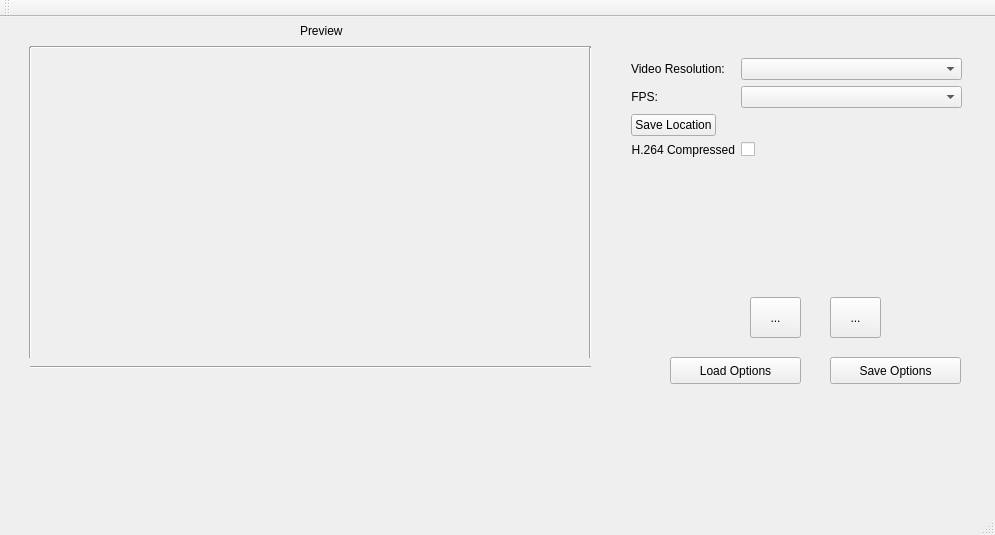
Above: mainwindow.ui from JohnsonLabJanelia/EmergentCamera before the change. Below: the same form after it.
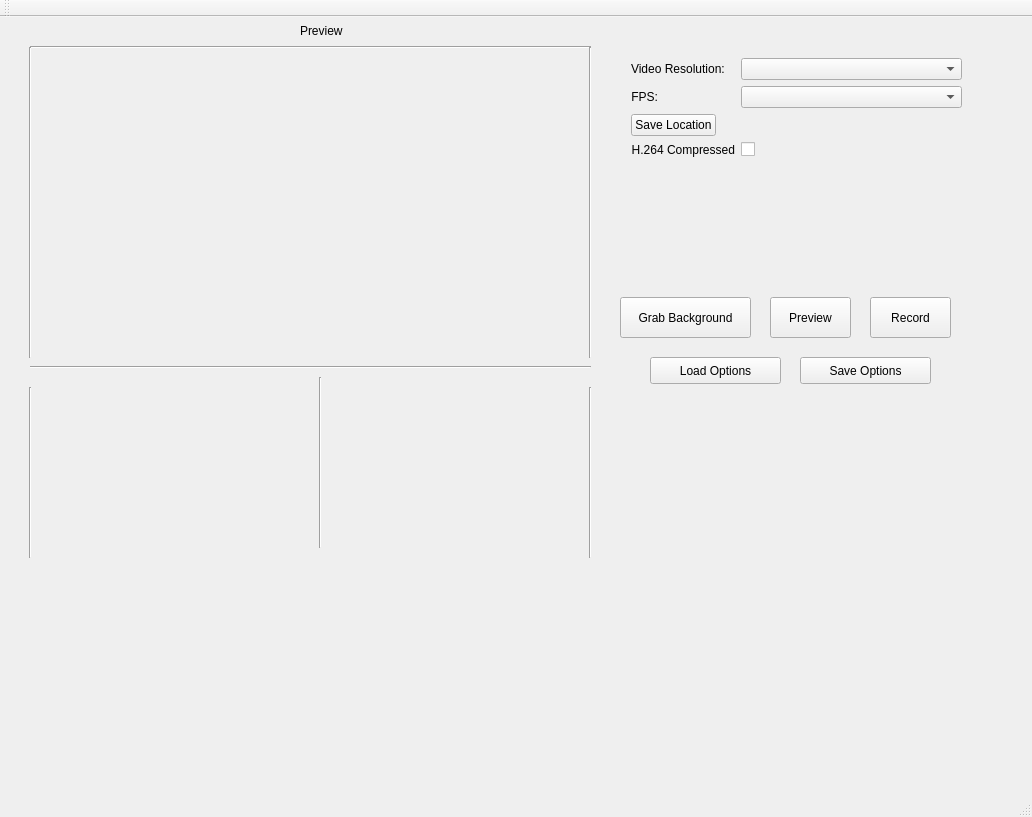
That is the form after the change. Icons and pictures are not drawn.

Commit message: updated for GStreamer Hardware Video record

What changed in the file:
```diff
--- a/mainwindow.ui
+++ b/mainwindow.ui
@@ -6,8 +6,8 @@
    <rect>
     <x>0</x>
     <y>0</y>
-    <width>995</width>
-    <height>535</height>
+    <width>1032</width>
+    <height>817</height>
    </rect>
   </property>
   <property name="windowTitle">
@@ -17,14 +17,14 @@
    <widget class="QToolButton" name="recordButton">
     <property name="geometry">
      <rect>
-      <x>830</x>
+      <x>870</x>
       <y>280</y>
-      <width>51</width>
+      <width>81</width>
       <height>41</height>
      </rect>
     </property>
     <property name="text">
-     <string>...</string>
+     <string>Record</string>
     </property>
     <property name="icon">
      <iconset theme="media-record">
@@ -34,24 +34,20 @@
    <widget class="QToolButton" name="previewButton">
     <property name="geometry">
      <rect>
-      <x>750</x>
+      <x>770</x>
       <y>280</y>
-      <width>51</width>
+      <width>81</width>
       <height>41</height>
      </rect>
     </property>
     <property name="text">
-     <string>...</string>
-    </property>
-    <property name="icon">
-     <iconset theme="camera-photo">
-      <normaloff>.</normaloff>.</iconset>
+     <string>Preview</string>
     </property>
    </widget>
    <widget class="QLabel" name="VideoPreview">
     <property name="geometry">
      <rect>
-      <x>30</x>
+      <x>20</x>
       <y>30</y>
       <width>561</width>
       <height>316</height>
@@ -64,7 +60,7 @@
    <widget class="QPushButton" name="loadOptions">
     <property name="geometry">
      <rect>
-      <x>670</x>
+      <x>650</x>
       <y>340</y>
       <width>131</width>
       <height>27</height>
@@ -77,7 +73,7 @@
    <widget class="QPushButton" name="saveOptions">
     <property name="geometry">
      <rect>
-      <x>830</x>
+      <x>800</x>
       <y>340</y>
       <width>131</width>
       <height>27</height>
@@ -225,6 +221,87 @@
      </item>
     </layout>
    </widget>
+   <widget class="QLabel" name="VideoPreview_2">
+    <property name="geometry">
+     <rect>
+      <x>30</x>
+      <y>370</y>
+      <width>261</width>
+      <height>161</height>
+     </rect>
+    </property>
+    <property name="text">
+     <string/>
+    </property>
+   </widget>
+   <widget class="Line" name="line_5">
+    <property name="geometry">
+     <rect>
+      <x>310</x>
+      <y>360</y>
+      <width>20</width>
+      <height>171</height>
+     </rect>
+    </property>
+    <property name="orientation">
+     <enum>Qt::Vertical</enum>
+    </property>
+   </widget>
+   <widget class="Line" name="line_6">
+    <property name="geometry">
+     <rect>
+      <x>20</x>
+      <y>370</y>
+      <width>20</width>
+      <height>171</height>
+     </rect>
+    </property>
+    <property name="orientation">
+     <enum>Qt::Vertical</enum>
+    </property>
+   </widget>
+   <widget class="Line" name="line_7">
+    <property name="geometry">
+     <rect>
+      <x>580</x>
+      <y>370</y>
+      <width>20</width>
+      <height>171</height>
+     </rect>
+    </property>
+    <property name="orientation">
+     <enum>Qt::Vertical</enum>
+    </property>
+   </widget>
+   <widget class="QLabel" name="VideoPreview_3">
+    <property name="geometry">
+     <rect>
+      <x>330</x>
+      <y>360</y>
+      <width>261</width>
+      <height>161</height>
+     </rect>
+    </property>
+    <property name="text">
+     <string/>
+    </property>
+   </widget>
+   <widget class="QToolButton" name="frameGrabButton">
+    <property name="geometry">
+     <rect>
+      <x>620</x>
+      <y>280</y>
+      <width>131</width>
+      <height>41</height>
+     </rect>
+    </property>
+    <property name="toolTip">
+     <string>Grab Background</string>
+    </property>
+    <property name="text">
+     <string>Grab Background</string>
+    </property>
+   </widget>
   </widget>
   <widget class="QMenuBar" name="menuBar">
    <property name="geometry">
```
Left out of the diff: 5 changed lines with no effect on the pictures. The commit also changes 3 other files.
